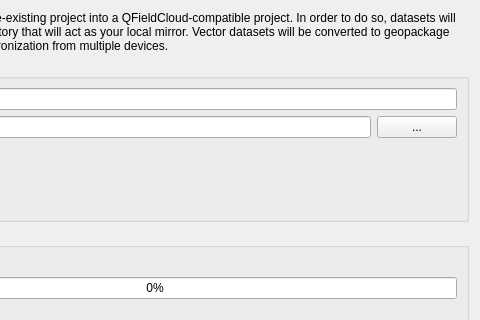
This is qfieldsync/ui/cloud_converter_dialog.ui in opengisch/qfieldsync as Qt 5 draws it before an edit; both pictures show x 170 to 650 and y 0 to 320 of the 650 by 525 pixel window. The edited form follows.
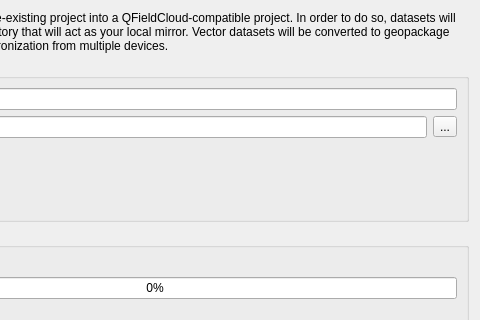
This is the edited form.

Commit message: Prefer tool button

```diff
--- a/qfieldsync/ui/cloud_converter_dialog.ui
+++ b/qfieldsync/ui/cloud_converter_dialog.ui
@@ -73,7 +73,7 @@
          <widget class="QLineEdit" name="exportDirLineEdit"/>
         </item>
         <item row="0" column="1">
-         <widget class="QPushButton" name="exportDirButton">
+         <widget class="QToolButton" name="exportDirButton">
           <property name="text">
            <string>...</string>
           </property>
```
The commit also changes 1 other file.
